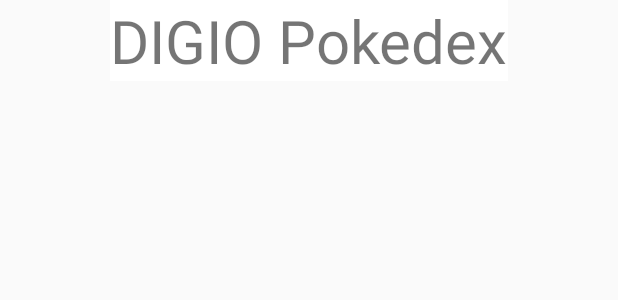
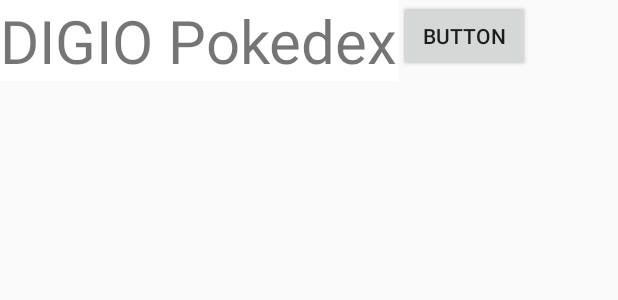
Before and after one commit to athkrit/pokedexMK1, an Android app: the layout activity_main.xml on its own in the app's theme, with its tools: preview values and no code run, on a phone screen of 412 x 824 dp. Shown: the top 300 px of the screen. Run offline under Robolectric (Android 15) with nearby library versions, the phone set to English and light mode, and no system bars.

```diff
--- a/app/src/main/java/com/example/pokedex/DB.java
+++ b/app/src/main/java/com/example/pokedex/DB.java
@@ -13,9 +13,7 @@ import java.util.ArrayList;
 public class DB extends SQLiteOpenHelper {
     private static final int DB_VERSION = 1;
     private static final String TABLE_NAME = "pokemonDelTable";
-
     private static final String collumname = "pokemonName";
-
 
     public long getProfilesCount() {
         SQLiteDatabase db = this.getReadableDatabase();
--- a/app/src/main/java/com/example/pokedex/MainActivity.java
+++ b/app/src/main/java/com/example/pokedex/MainActivity.java
@@ -44,9 +44,9 @@ public class MainActivity extends AppCompatActivity {
         DB myDb = new DB(this);
         db = myDb.getWritableDatabase();
 
-        long dummy = myDb.InsertData("PKM-dummy");
+        myDb.InsertData("PKM-dummy");
 
-        new CALLDATA().execute("https://pokeapi.co/api/v2/pokemon");
+        new CALLDATA().execute("https://pokeapi.co/api/v2/pokemon?offset=0&limit=964");
 
 //        TextView textView = findViewById(R.id.textView);
 //        textView.setText(resultMain);
--- a/app/src/main/res/layout/activity_main.xml
+++ b/app/src/main/res/layout/activity_main.xml
@@ -5,14 +5,26 @@
     android:layout_height="match_parent"
     android:orientation="vertical">
 
-    <TextView
-        android:id="@+id/textView"
-        android:layout_width="wrap_content"
+    <LinearLayout
+        android:layout_width="match_parent"
         android:layout_height="wrap_content"
-        android:textSize="40dp"
-        android:layout_gravity="center"
-        android:background="@color/white"
-        android:text="DIGIO Pokedex" />
+        android:orientation="horizontal">
+
+        <TextView
+            android:id="@+id/textView"
+            android:layout_width="wrap_content"
+            android:layout_height="wrap_content"
+            android:background="@color/white"
+            android:text="DIGIO Pokedex"
+            android:textSize="40dp" />
+
+        <Button
+            android:id="@+id/button4"
+            android:layout_width="wrap_content"
+            android:layout_height="wrap_content"
+            android:layout_gravity="fill_vertical"
+            android:text="Button" />
+    </LinearLayout>
 
     <android.support.v7.widget.RecyclerView
         android:id="@+id/recycleView"
```
Also changed, not shown: app/src/main/res/layout/activity_detail.xml (+7 -7 lines).
